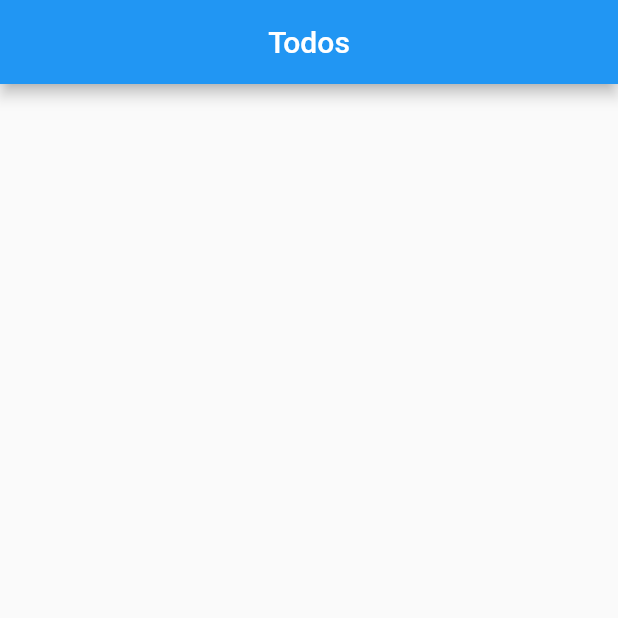
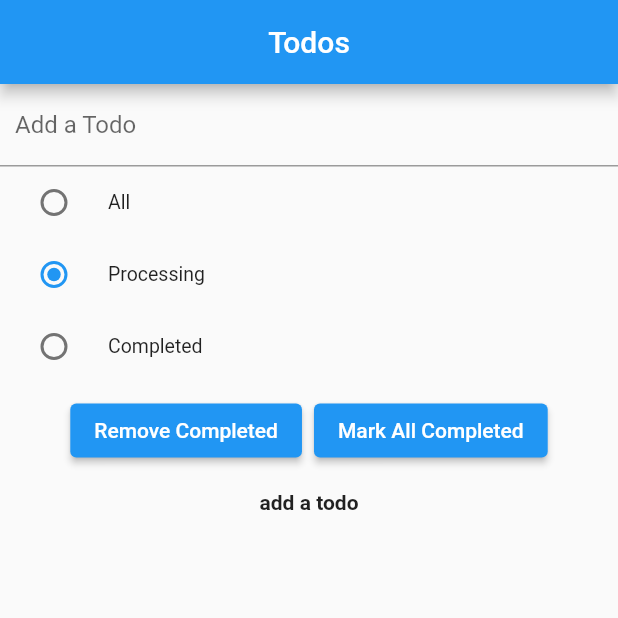
Before and after one commit to ThisIsAnshMalik/todo_app_mobx, a Flutter app: the screen it shows after launch, on a phone screen of 412 x 824 dp, the top half of it. Run offline on Flutter 3.47's test engine with Material 2 defaults, Android fonts, the phone set to English and light mode, and no system bars.

Commit message:
UI is Created

```diff
--- a/lib/main.dart
+++ b/lib/main.dart
@@ -29,6 +29,8 @@ class MyHomePage extends StatefulWidget {
 }
 
 class _MyHomePageState extends State<MyHomePage> {
+  final TextEditingController _textController = TextEditingController();
+
   @override
   Widget build(BuildContext context) {
     return Scaffold(
@@ -39,7 +41,54 @@ class _MyHomePageState extends State<MyHomePage> {
       body: Center(
         child: Column(
           mainAxisAlignment: MainAxisAlignment.start,
-          children: const <Widget>[],
+          children: <Widget>[
+            TextField(
+              decoration: const InputDecoration(
+                  labelText: 'Add a Todo', contentPadding: EdgeInsets.all(10)),
+              controller: _textController,
+              textInputAction: TextInputAction.done,
+              onSubmitted: (String value) {},
+            ),
+            RadioListTile(
+                dense: true,
+                title: const Text('All'),
+                value: 1,
+                groupValue: 2,
+                onChanged: (filter) {}),
+            RadioListTile(
+                dense: true,
+                title: const Text('Processing'),
+                value: 2,
+                groupValue: 2,
+                onChanged: (filter) {}),
+            RadioListTile(
+                dense: true,
+                title: const Text('Completed'),
+                value: 3,
+                groupValue: 2,
+                onChanged: (filter) {}),
+            Row(
+              mainAxisAlignment: MainAxisAlignment.center,
+              children: [
+                ButtonBar(
+                  children: <Widget>[
+                    ElevatedButton(
+                        onPressed: (() {}),
+                        child: const Text('Remove Completed')),
+                    ElevatedButton(
+                        onPressed: (() {}),
+                        child: const Text('Mark All Completed'))
+                  ],
+                ),
+              ],
+            ),
+            const Padding(
+                padding: const EdgeInsets.all(8),
+                child: Text(
+                  "add a todo",
+                  style: const TextStyle(fontWeight: FontWeight.bold),
+                )),
+          ],
         ),
       ),
     );
```
